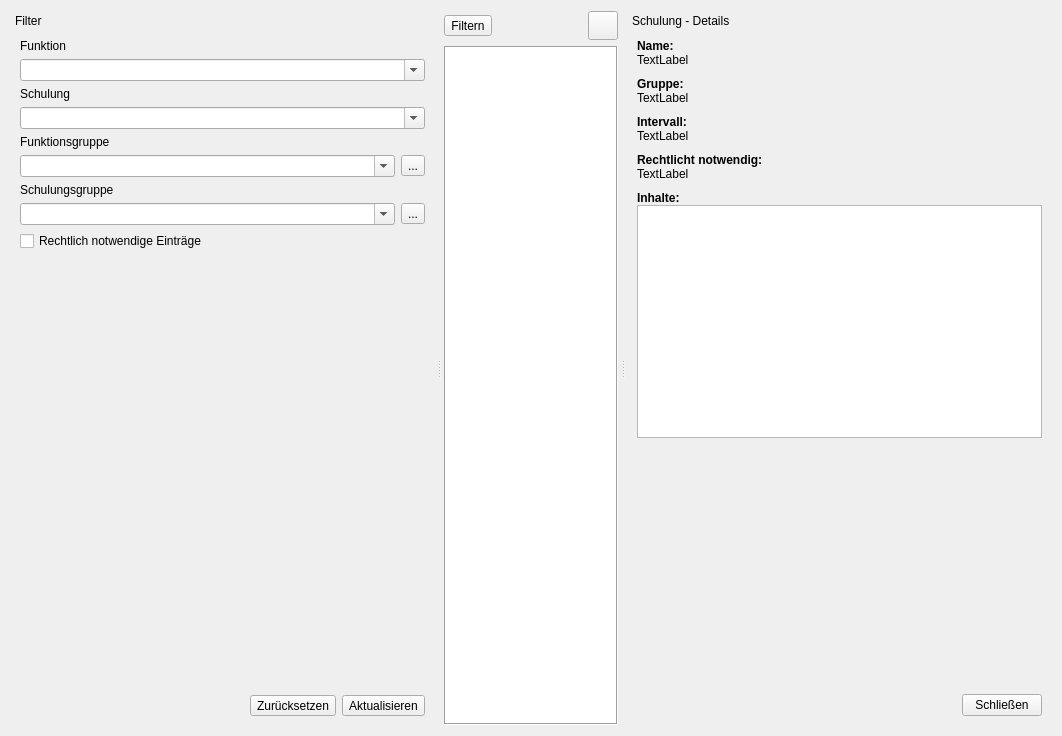
Qt form ui/qmqualimatrixwidget.ui (Christian-Kr/QualificationMatrix) before a commit.
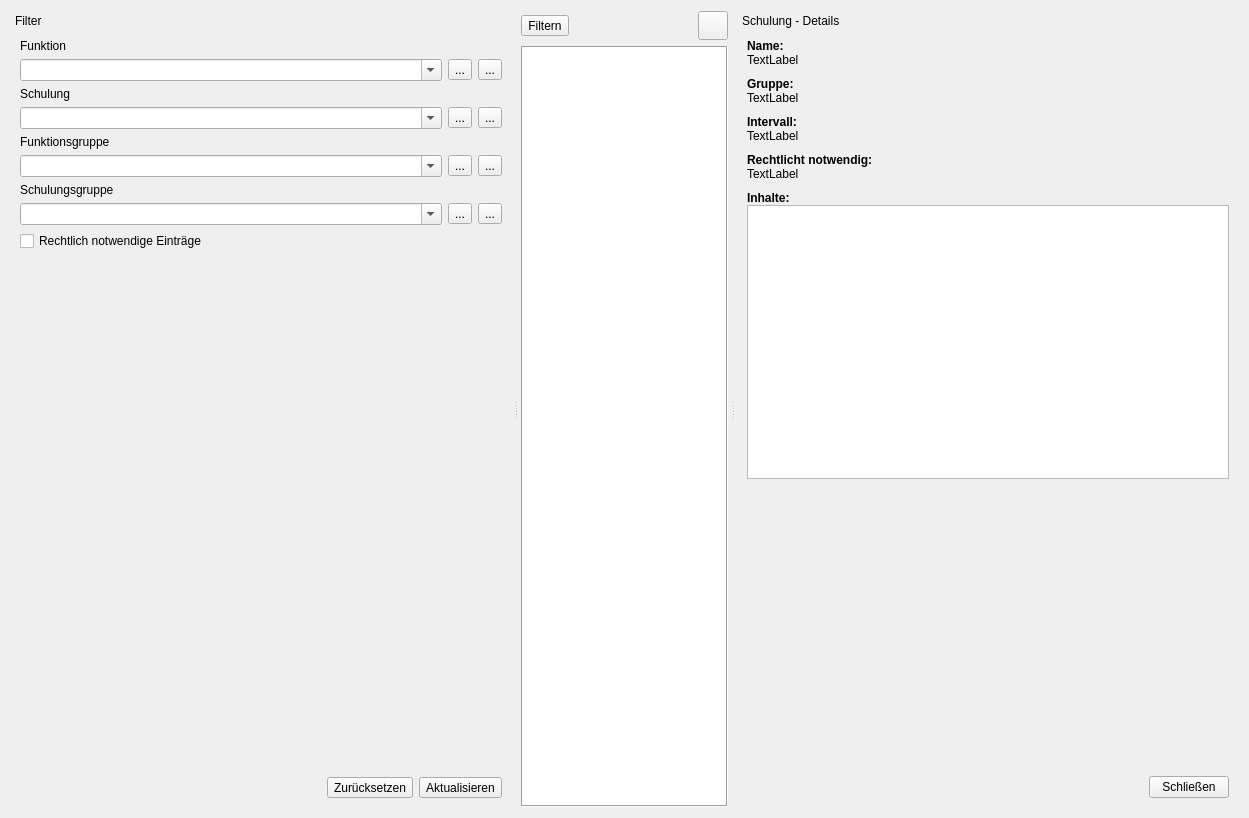
The same form after that commit. Icons and pictures are not drawn. Custom widgets are drawn as their Qt base class.

Commit message: Add clear and extsel button to quali ui

```diff
--- a/ui/qmqualimatrixwidget.ui
+++ b/ui/qmqualimatrixwidget.ui
@@ -6,8 +6,8 @@
    <rect>
     <x>0</x>
     <y>0</y>
-    <width>1062</width>
-    <height>736</height>
+    <width>1249</width>
+    <height>818</height>
    </rect>
   </property>
   <property name="windowTitle">
@@ -57,6 +57,8 @@
          </widget>
         </item>
         <item row="1" column="0">
+         <layout class="QHBoxLayout" name="horizontalLayout_7">
+          <item>
          <widget class="QComboBox" name="cbFuncFilter">
           <property name="sizePolicy">
            <sizepolicy hsizetype="Preferred" vsizetype="Preferred">
@@ -72,6 +74,42 @@
           </property>
          </widget>
         </item>
+          <item>
+           <widget class="QToolButton" name="tbResetFunc">
+            <property name="text">
+             <string>...</string>
+            </property>
+            <property name="icon">
+             <iconset resource="../icons.qrc">
+              <normaloff>:/icons/icons/edit-reset.svg</normaloff>:/icons/icons/edit-reset.svg</iconset>
+            </property>
+            <property name="iconSize">
+             <size>
+              <width>22</width>
+              <height>22</height>
+             </size>
+            </property>
+           </widget>
+          </item>
+          <item>
+           <widget class="QToolButton" name="tbExtSelFunc">
+            <property name="text">
+             <string>...</string>
+            </property>
+            <property name="icon">
+             <iconset resource="../icons.qrc">
+              <normaloff>:/icons/icons/view-list-details.svg</normaloff>:/icons/icons/view-list-details.svg</iconset>
+            </property>
+            <property name="iconSize">
+             <size>
+              <width>22</width>
+              <height>22</height>
+             </size>
+            </property>
+           </widget>
+          </item>
+         </layout>
+        </item>
         <item row="2" column="0">
          <widget class="QLabel" name="label_2">
           <property name="text">
@@ -80,6 +118,8 @@
          </widget>
         </item>
         <item row="3" column="0">
+         <layout class="QHBoxLayout" name="horizontalLayout_6">
+          <item>
          <widget class="QComboBox" name="cbTrainFilter">
           <property name="sizePolicy">
            <sizepolicy hsizetype="Preferred" vsizetype="Preferred">
@@ -95,6 +135,42 @@
           </property>
          </widget>
         </item>
+          <item>
+           <widget class="QToolButton" name="tbResetTrain">
+            <property name="text">
+             <string>...</string>
+            </property>
+            <property name="icon">
+             <iconset resource="../icons.qrc">
+              <normaloff>:/icons/icons/edit-reset.svg</normaloff>:/icons/icons/edit-reset.svg</iconset>
+            </property>
+            <property name="iconSize">
+             <size>
+              <width>22</width>
+              <height>22</height>
+             </size>
+            </property>
+           </widget>
+          </item>
+          <item>
+           <widget class="QToolButton" name="tbExtSelTrain">
+            <property name="text">
+             <string>...</string>
+            </property>
+            <property name="icon">
+             <iconset resource="../icons.qrc">
+              <normaloff>:/icons/icons/view-list-details.svg</normaloff>:/icons/icons/view-list-details.svg</iconset>
+            </property>
+            <property name="iconSize">
+             <size>
+              <width>22</width>
+              <height>22</height>
+             </size>
+            </property>
+           </widget>
+          </item>
+         </layout>
+        </item>
         <item row="4" column="0">
          <widget class="QLabel" name="label_5">
           <property name="text">
@@ -120,6 +196,23 @@
             </property>
            </widget>
           </item>
+          <item>
+           <widget class="QToolButton" name="tbResetFuncGroup">
+            <property name="text">
+             <string>...</string>
+            </property>
+            <property name="icon">
+             <iconset resource="../icons.qrc">
+              <normaloff>:/icons/icons/edit-reset.svg</normaloff>:/icons/icons/edit-reset.svg</iconset>
+            </property>
+            <property name="iconSize">
+             <size>
+              <width>22</width>
+              <height>22</height>
+             </size>
+            </property>
+           </widget>
+          </item>
           <item>
            <widget class="QToolButton" name="tbExtSelFuncGroup">
             <property name="text">
@@ -164,6 +257,23 @@
             </property>
            </widget>
           </item>
+          <item>
+           <widget class="QToolButton" name="tbResetTrainGroup">
+            <property name="text">
+             <string>...</string>
+            </property>
+            <property name="icon">
+             <iconset resource="../icons.qrc">
+              <normaloff>:/icons/icons/edit-reset.svg</normaloff>:/icons/icons/edit-reset.svg</iconset>
+            </property>
+            <property name="iconSize">
+             <size>
+              <width>22</width>
+              <height>22</height>
+             </size>
+            </property>
+           </widget>
+          </item>
           <item>
            <widget class="QToolButton" name="tbExtSelTrainGroup">
             <property name="text">
```
Left out of the diff: 70 changed lines with no effect on the pictures. Lines whose indentation alone changed are shown as unchanged.
